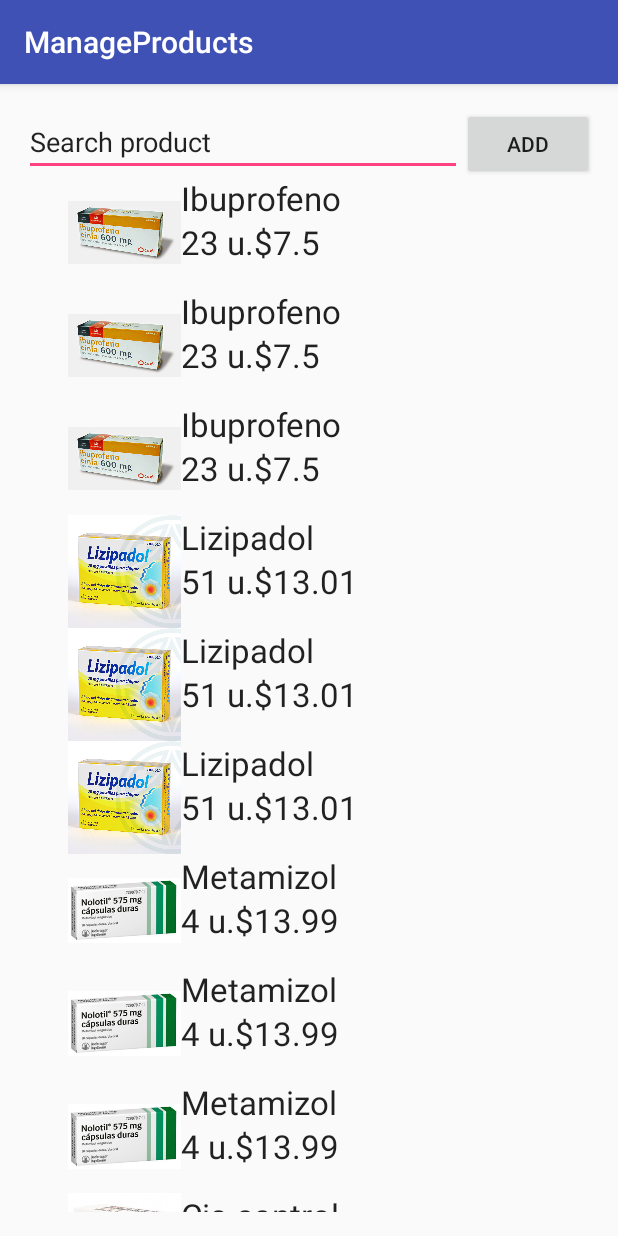
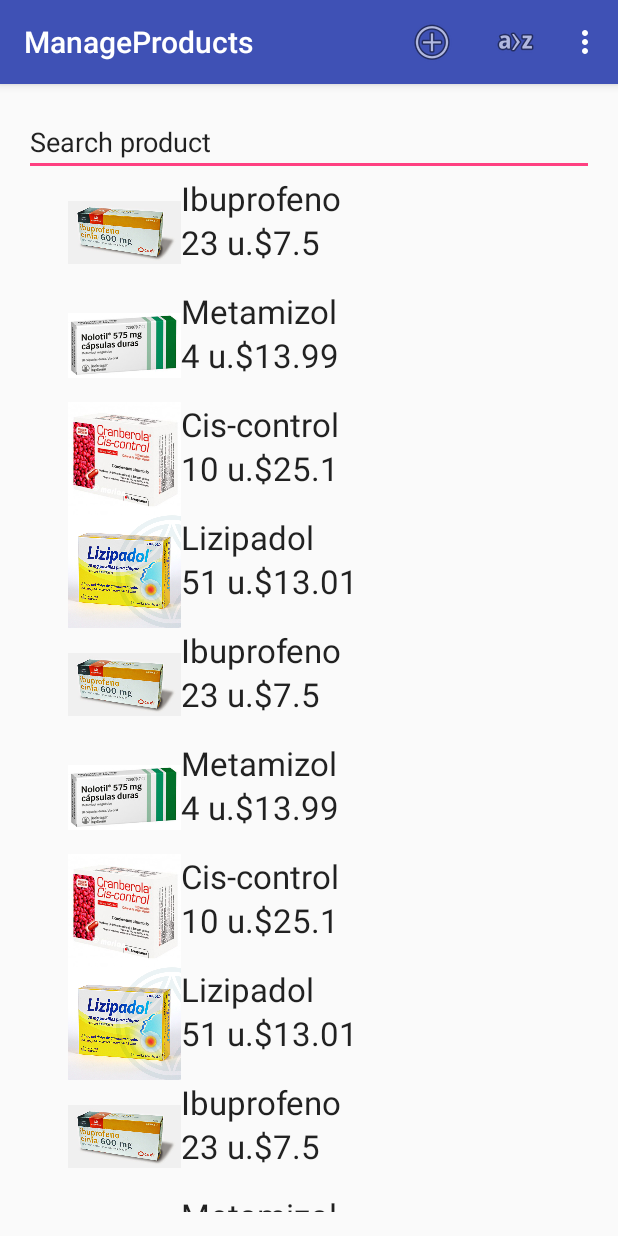
Before and after one commit to JosBarranquero/ManageProductsFragment, an Android app: the Product_Activity screen opened directly, with no data from a screen before it, on a phone screen of 412 x 824 dp. Run offline under Robolectric (Android 15) with nearby library versions, the phone set to English and light mode, and no system bars.

Commit message:
Added ActionBar, option to alphabetically sort the product list

```diff
--- a/app/src/main/java/com/barranquero/manageproductsrecycler/ManageProducts_Application.java
+++ b/app/src/main/java/com/barranquero/manageproductsrecycler/ManageProducts_Application.java
@@ -34,11 +34,25 @@ public class ManageProducts_Application extends Application {
         products.add(p);
     }
 
-    public List<Product> getProducts() {
+    public List<Product> getProducts(int option) {
         // Collections.sort(products, Product.PRICE_COMPARATOR);
-
-        // Lambda
-        Collections.sort(products, (p1, p2) -> Double.compare(p1.getmPrice(), p2.getmPrice()));
+        switch (option) {
+            case 0:
+                // Unsorted list
+                break;
+            case 1:
+                // Sorted by price list
+                Collections.sort(products, (p1, p2) -> Double.compare(p1.getmPrice(), p2.getmPrice()));
+                break;
+            case 2:
+                // Sorted by stock list
+                Collections.sort(products, (p1, p2) -> p1.getmStock() - p2.getmStock());
+                break;
+            case 3:
+                // Alphabetically sorted list
+                Collections.sort(products);
+                break;
+        }
         return this.products;
     }
 
--- a/app/src/main/java/com/barranquero/manageproductsrecycler/Product_Activity.java
+++ b/app/src/main/java/com/barranquero/manageproductsrecycler/Product_Activity.java
@@ -5,10 +5,13 @@ import android.os.Bundle;
 import android.support.v7.app.AppCompatActivity;
 import android.support.v7.widget.LinearLayoutManager;
 import android.support.v7.widget.RecyclerView;
+import android.view.Menu;
+import android.view.MenuItem;
 import android.view.View;
 import android.widget.Button;
 
 import com.barranquero.manageproductsrecycler.adapter.ProductAdapterRecycler;
+import com.barranquero.manageproductsrecycler.model.Product;
 
 
 /**
@@ -19,7 +22,8 @@ import com.barranquero.manageproductsrecycler.adapter.ProductAdapterRecycler;
 public class Product_Activity extends AppCompatActivity{
     private ProductAdapterRecycler mAdapter;
     private RecyclerView mRcvProduct;
-    private Button mBtnAddProduct;
+    private static final int ADD_PRODUCT = 0;
+    private static final int EDIT_PRODUCT = 1;
 
     @Override
     protected void onCreate(Bundle savedInstanceState) {
@@ -30,22 +34,53 @@ public class Product_Activity extends AppCompatActivity{
         mRcvProduct = (RecyclerView)findViewById(R.id.rcvProduct);
         mRcvProduct.setLayoutManager(new LinearLayoutManager(this));
         mRcvProduct.setAdapter(mAdapter);
+    }
 
-        mBtnAddProduct = (Button)findViewById(R.id.btnAddProduct);
-        mBtnAddProduct.setOnClickListener(new View.OnClickListener() {
-            @Override
-            public void onClick(View view) {
-                Intent intent = new Intent(com.barranquero.manageproductsrecycler.Product_Activity.this, AddProduct_Activity.class);
-                startActivity(intent);
-            }
-        });
+    /**
+     * Method which inflates the ActionBar menu
+     * @param menu The Activity menu
+     * @return true for success
+     */
+    @Override
+    public boolean onCreateOptionsMenu(Menu menu) {
+        getMenuInflater().inflate(R.menu.menu_product, menu);
+        return super.onCreateOptionsMenu(menu);
+    }
+
+    /**
+     *
+     * @param item The item that has been tapped on
+     * @return true when the event controlled by this has been consumed, false when it hasn't and gets propagated
+     */
+    @Override
+    public boolean onOptionsItemSelected(MenuItem item) {
+        switch (item.getItemId()){
+            case R.id.action_add_product:
+                Intent intent = new Intent(Product_Activity.this, AddProduct_Activity.class);
+                startActivityForResult(intent, ADD_PRODUCT);
+                break;
+            case R.id.action_sort_alphabetically:
+                mAdapter.getAllProducts(3);
+                break;
+            case R.id.action_settings_general:
+                break;
+            case R.id.action_settings_account:
+                break;
+        }
+        return super.onOptionsItemSelected(item);
     }
 
     @Override
-    protected void onResume() {
-        super.onResume();
-        mAdapter = new ProductAdapterRecycler(this);
-        mRcvProduct.setLayoutManager(new LinearLayoutManager(this));
-        mRcvProduct.setAdapter(mAdapter);
+    protected void onActivityResult(int requestCode, int resultCode, Intent data) {
+        if (requestCode == ADD_PRODUCT){
+            if (resultCode == RESULT_OK) {
+                // Adding the product
+
+            }
+        } else if (requestCode == EDIT_PRODUCT) {
+            if (resultCode == RESULT_OK) {
+                // Editing the product
+            }
+        }
     }
 }
--- a/app/src/main/java/com/barranquero/manageproductsrecycler/adapter/ProductAdapterRecycler.java
+++ b/app/src/main/java/com/barranquero/manageproductsrecycler/adapter/ProductAdapterRecycler.java
@@ -1,6 +1,7 @@
 package com.barranquero.manageproductsrecycler.adapter;
 
 import android.content.Context;
+import android.support.v7.widget.PopupMenu;
 import android.support.v7.widget.RecyclerView;
 import android.view.LayoutInflater;
 import android.view.View;
@@ -12,6 +13,7 @@ import com.barranquero.manageproductsrecycler.ManageProducts_Application;
 import com.barranquero.manageproductsrecycler.R;
 import com.barranquero.manageproductsrecycler.model.Product;
 
+import java.util.ArrayList;
 import java.util.List;
 
 /**
@@ -23,7 +25,7 @@ public class ProductAdapterRecycler extends RecyclerView.Adapter<ProductAdapterR
 
     public ProductAdapterRecycler(Context c) {
         this.context = c;
-        products = ((ManageProducts_Application)context.getApplicationContext()).getProducts();
+        products = new ArrayList<Product>(((ManageProducts_Application)context.getApplicationContext()).getProducts(0));
     }
 
     @Override
@@ -60,4 +62,11 @@ public class ProductAdapterRecycler extends RecyclerView.Adapter<ProductAdapterR
             txvPrice = (TextView)itemView.findViewById(R.id.txvProductPrice);
         }
     }
+
+    public void getAllProducts(int option){
+        products.clear();
+        products.addAll(((ManageProducts_Application)context.getApplicationContext()).getProducts(option));
+        // The view gets notified. Viewable-viewer pattern
+        notifyDataSetChanged();
+    }
 }
--- a/app/src/main/res/layout/activity_product.xml
+++ b/app/src/main/res/layout/activity_product.xml
@@ -10,18 +10,7 @@
     android:paddingTop="@dimen/activity_vertical_margin"
     tools:context="com.barranquero.manageproductsrecycler.Product_Activity">
 
-    <Button
-        android:layout_width="wrap_content"
-        android:layout_height="wrap_content"
-        android:id="@+id/btnAddProduct"
-        android:text="@string/btnAddMed"
-        android:layout_alignParentTop="true"
-        android:layout_alignParentRight="true"
-        android:layout_alignParentEnd="true" />
-
     <AutoCompleteTextView
-        android:layout_toStartOf="@id/btnAddProduct"
-        android:layout_toLeftOf="@id/btnAddProduct"
         android:layout_width="match_parent"
         android:layout_height="wrap_content"
         android:id="@+id/acSearchProduct"
--- /dev/null
+++ b/app/src/main/res/menu/menu_product.xml
@@ -0,0 +1,20 @@
+<?xml version="1.0" encoding="utf-8"?>
+<menu xmlns:android="http://schemas.android.com/apk/res/android"
+    xmlns:app="http://schemas.android.com/apk/res-auto">
+    <item android:title="@string/btnAddMed"
+        android:icon="@android:drawable/ic_menu_add"
+        android:id="@+id/action_add_product"
+        app:showAsAction="always"/>
+    <item android:title="@string/action_sort_alphabetically"
+        android:id="@+id/action_sort_alphabetically"
+        android:icon="@android:drawable/ic_menu_sort_alphabetically"
+        app:showAsAction="always"/>
+    <item android:title="@string/action_settings_general"
+        android:orderInCategory="100"
+        app:showAsAction="never"
+        android:id="@+id/action_settings_general"/>
+    <item android:title="@string/action_settings_account"
+        android:orderInCategory="100"
+        app:showAsAction="never"
+        android:id="@+id/action_settings_account"/>
+</menu>
--- a/app/src/main/res/values/strings.xml
+++ b/app/src/main/res/values/strings.xml
@@ -16,4 +16,7 @@
     <string name="txvStock">Stock</string>
     <string name="txvPrice">Price</string>
     <string name="btnAddMed">Add</string>
+    <string name="action_sort_alphabetically">Sort alphabetically</string>
+    <string name="action_settings_account">Account settings</string>
+    <string name="action_settings_general">General settings</string>
 </resources>
```
Also changed, not shown: app/src/main/res/layout/activity_add_product.xml (+6 -6 lines), app/src/main/res/layout/btnadd.xml (added, +10 -0 lines).
